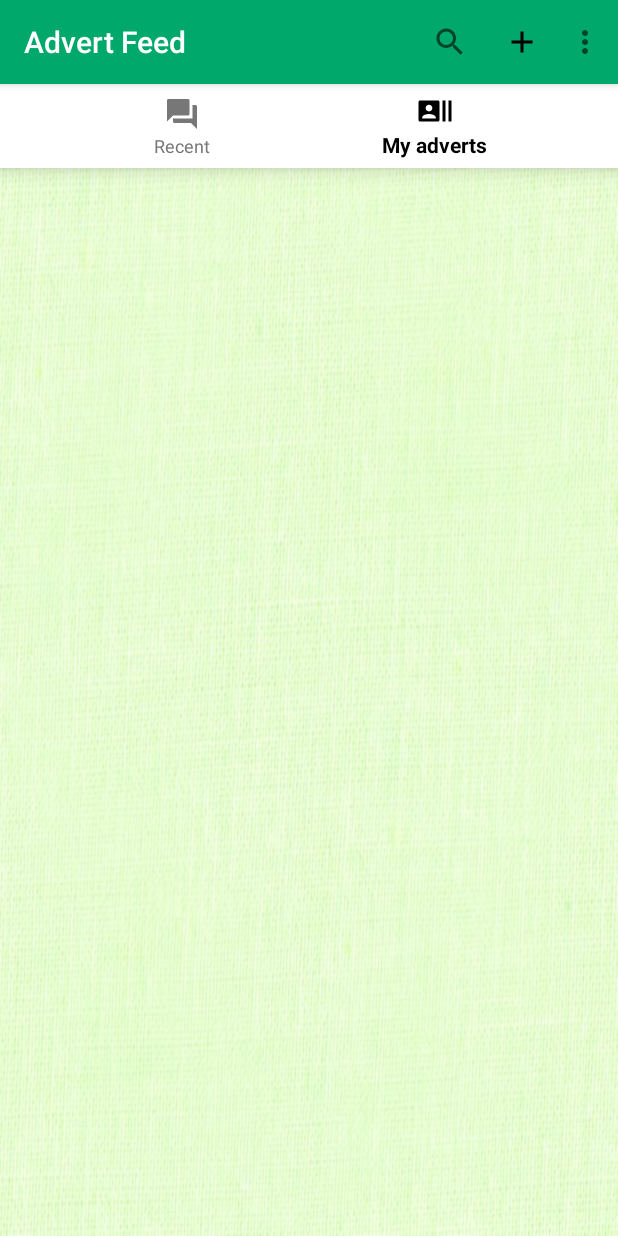
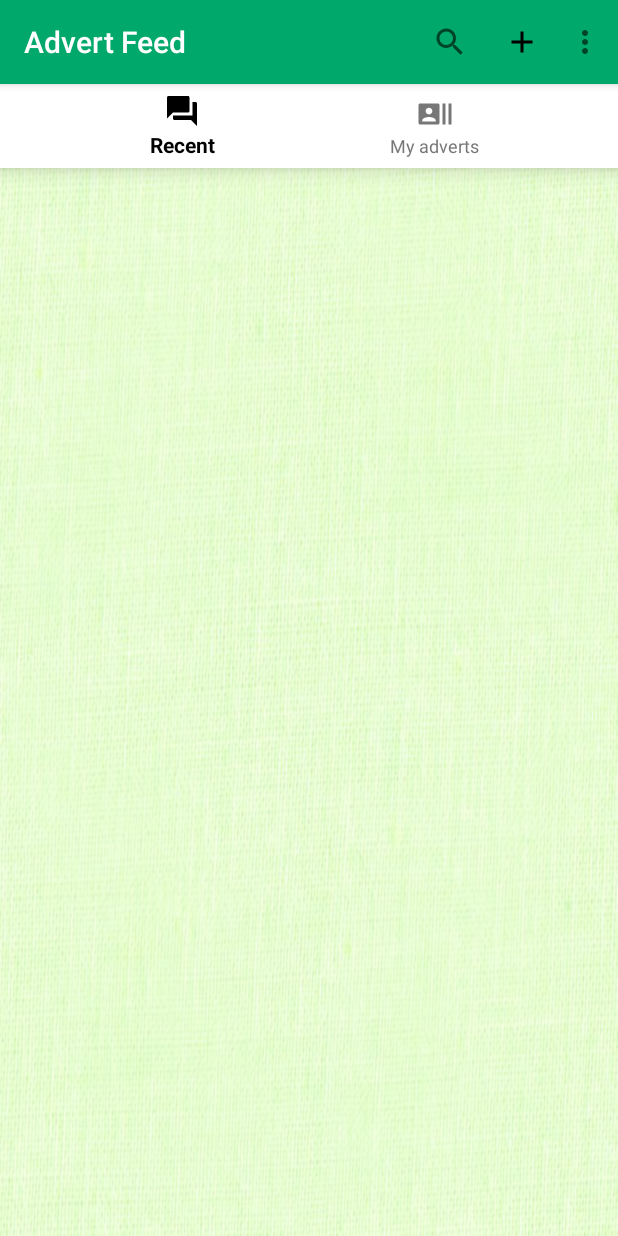
Before and after one commit to fecsk/AdvertProject, an Android app: the screen it shows after launch (MainActivity), item 2 of the bottom bar chosen, on a phone screen of 412 x 824 dp. Run offline under Robolectric (Android 15) with nearby library versions, the phone set to English and light mode, and no system bars; our stand-ins replace Firebase (no records; nobody signed in at launch, a user with empty details on screens opened directly); libraries missing offline, so code that uses them is left out: com.firebase.ui.

```diff
--- a/app/src/main/java/com/example/asus/advertproject/login/ForgotPasswordActivity.java
+++ b/app/src/main/java/com/example/asus/advertproject/login/ForgotPasswordActivity.java
@@ -1,11 +1,13 @@
 package com.example.asus.advertproject.login;
 
 import android.content.Intent;
+import android.os.Build;
 import android.support.annotation.NonNull;
 import android.support.v7.app.AppCompatActivity;
 import android.os.Bundle;
 import android.text.TextUtils;
 import android.view.View;
+import android.view.WindowManager;
 import android.widget.Button;
 import android.widget.EditText;
 import android.widget.Toast;
@@ -23,6 +25,10 @@ public class ForgotPasswordActivity extends AppCompatActivity implements View.On
     protected void onCreate(Bundle savedInstanceState) {
         super.onCreate(savedInstanceState);
         setContentView(R.layout.activity_forgot_password);
+        if (Build.VERSION.SDK_INT >= Build.VERSION_CODES.LOLLIPOP) {
+            getWindow().addFlags(WindowManager.LayoutParams.FLAG_DRAWS_SYSTEM_BAR_BACKGROUNDS);
+            getWindow().setStatusBarColor(getResources().getColor(R.color.colorAction));
+        }
 
         mEmailField = (EditText) findViewById(R.id.et_email);
 
--- a/app/src/main/java/com/example/asus/advertproject/login/LoginActivity.java
+++ b/app/src/main/java/com/example/asus/advertproject/login/LoginActivity.java
@@ -5,12 +5,14 @@ package com.example.asus.advertproject.login;
  */
 
 import android.content.Intent;
+import android.os.Build;
 import android.support.annotation.NonNull;
 import android.support.v7.app.AppCompatActivity;
 import android.os.Bundle;
 import android.text.TextUtils;
 import android.util.Log;
 import android.view.View;
+import android.view.WindowManager;
 import android.widget.Button;
 import android.widget.EditText;
 import android.widget.TextView;
@@ -56,6 +58,10 @@ public class LoginActivity extends AppCompatActivity implements View.OnClickList
     protected void onCreate(Bundle savedInstanceState) {
         super.onCreate(savedInstanceState);
         setContentView(R.layout.activity_login);
+        if (Build.VERSION.SDK_INT >= Build.VERSION_CODES.LOLLIPOP) {
+            getWindow().addFlags(WindowManager.LayoutParams.FLAG_DRAWS_SYSTEM_BAR_BACKGROUNDS);
+            getWindow().setStatusBarColor(getResources().getColor(R.color.colorAction));
+        }
 
         mEmailField = findViewById(R.id.et_email);
         mPasswordField = findViewById(R.id.et_password);
--- a/app/src/main/java/com/example/asus/advertproject/login/RegisterActivity.java
+++ b/app/src/main/java/com/example/asus/advertproject/login/RegisterActivity.java
@@ -6,12 +6,14 @@ package com.example.asus.advertproject.login;
 
 
         import android.content.Intent;
+        import android.os.Build;
         import android.support.annotation.NonNull;
         import android.support.v7.app.AppCompatActivity;
         import android.os.Bundle;
         import android.text.TextUtils;
         import android.util.Log;
         import android.view.View;
+        import android.view.WindowManager;
         import android.widget.Button;
         import android.widget.EditText;
         import android.widget.Toast;
@@ -44,6 +46,10 @@ public class RegisterActivity extends AppCompatActivity implements View.OnClickL
     protected void onCreate(Bundle savedInstanceState) {
         super.onCreate(savedInstanceState);
         setContentView(R.layout.activity_register);
+        if (Build.VERSION.SDK_INT >= Build.VERSION_CODES.LOLLIPOP) {
+            getWindow().addFlags(WindowManager.LayoutParams.FLAG_DRAWS_SYSTEM_BAR_BACKGROUNDS);
+            getWindow().setStatusBarColor(getResources().getColor(R.color.colorAction));
+        }
 
         mFirstNameField = (EditText)findViewById(R.id.et_fName);
         mLastNameField = (EditText)findViewById(R.id.et_lName);
--- a/app/src/main/java/com/example/asus/advertproject/main/MainActivity.java
+++ b/app/src/main/java/com/example/asus/advertproject/main/MainActivity.java
@@ -77,8 +77,18 @@ public class MainActivity extends AppCompatActivity {
                         manager.switchToMainFragment(new AdvertFeedFragment());
                         return true;
                     case R.id.myadverts:
-                        manager.switchToMainFragment(new AdvertFeedFragment());
-                        return true;
+                        if(user != null) {
+                            manager.switchToMainFragment(new AdvertFeedFragment());
+                            return true;
+
+                        }
+                        else{
+                            Toast.makeText(MainActivity.this, "Please log in first!",
+                                    Toast.LENGTH_SHORT).show();
+                            return false;
+                        }
+
+
 
                 }
                 return false;
@@ -114,9 +124,19 @@ public class MainActivity extends AppCompatActivity {
         //noinspection SimplifiableIfStatement
 
         if (id == R.id.Addbutton) {
-            Intent i=new Intent(MainActivity.this,AddActivity.class);
-            startActivity(i);
-            return true;
+
+
+            if(user != null) {
+                Intent i=new Intent(MainActivity.this,AddActivity.class);
+                startActivity(i);
+                return true;
+
+            }
+            else{
+                Toast.makeText(MainActivity.this, "Please log in first!",
+                        Toast.LENGTH_SHORT).show();
+                return false;
+            }
         }
         if (id == R.id.Loginbutton) {
             if(user == null) {
--- a/app/src/main/java/com/example/asus/advertproject/main/SplashScreenActivity.java
+++ b/app/src/main/java/com/example/asus/advertproject/main/SplashScreenActivity.java
@@ -4,11 +4,14 @@ package com.example.asus.advertproject.main;
  * Created by Asus on 2017. 11. 19..
  */
 import android.content.Intent;
+import android.os.Build;
 import android.os.Bundle;
 import android.os.Handler;
 import android.support.annotation.Nullable;
 import android.support.v7.app.AppCompatActivity;
 import android.util.Log;
+import android.view.WindowManager;
+
 import com.example.asus.advertproject.R;
 
 
@@ -21,6 +24,10 @@ public class SplashScreenActivity extends AppCompatActivity{
     protected void onCreate(@Nullable Bundle savedInstanceState) {
         super.onCreate(savedInstanceState);
         setContentView(R.layout.splash_screen);
+        if (Build.VERSION.SDK_INT >= Build.VERSION_CODES.LOLLIPOP) {
+            getWindow().addFlags(WindowManager.LayoutParams.FLAG_DRAWS_SYSTEM_BAR_BACKGROUNDS);
+            getWindow().setStatusBarColor(getResources().getColor(R.color.colorAction));
+        }
 
         new Handler().postDelayed(new Runnable() {
             @Override
--- a/app/src/main/java/com/example/asus/advertproject/model/Advert.java
+++ b/app/src/main/java/com/example/asus/advertproject/model/Advert.java
@@ -22,11 +22,12 @@ public class Advert implements Parcelable {
     public ArrayList<String> photos;
     public double latitude;
     public double longitude;
+    public int  hidden; // 0=false, 1=true
 
     public Advert()
     {};
 
-    public Advert(String title, String description, String creatorid,  String timestamp, double latitude, double longitude, String photoURL, String creator_photo_URL, ArrayList<String> photos) {
+    public Advert(String title, String description, String creatorid,  String timestamp, double latitude, double longitude, String photoURL, String creator_photo_URL, ArrayList<String> photos,int hidden) {
         this.title = title;
         this.description = description;
         this.creatorid = creatorid;
@@ -36,6 +37,7 @@ public class Advert implements Parcelable {
         this.photoURL = photoURL;
         this.creator_photo_URL=creator_photo_URL;
         this.photos=photos;
+        this.hidden=hidden;
         }
 
 
@@ -49,6 +51,7 @@ public class Advert implements Parcelable {
         this.photoURL =in.readString();
         this.creator_photo_URL=in.readString();
         this.photos = (ArrayList<String>) in.readSerializable();
+        this.hidden=in.readInt();
     }
 
     public static final Creator<Advert> CREATOR = new Creator<Advert>() {
@@ -79,6 +82,7 @@ public class Advert implements Parcelable {
         parcel.writeString(photoURL);
         parcel.writeString(creator_photo_URL);
         parcel.writeSerializable(photos);
+        parcel.writeInt(hidden);
     }
 
     public String getTitle() {
--- a/app/src/main/res/layout/activity_view_profile.xml
+++ b/app/src/main/res/layout/activity_view_profile.xml
@@ -14,12 +14,15 @@
         android:textColor="@color/colorDarkBlue"
         android:layout_centerHorizontal="true"
         android:textSize="35sp"/>
+
     <ImageView
+        android:id="@+id/profileIV"
         android:layout_width="wrap_content"
         android:layout_height="156dp"
         android:layout_marginLeft="3dp"
         android:layout_marginRight="3dp"
         android:layout_marginTop="60dp"
+        android:layout_centerHorizontal="true"
         android:src="@drawable/advertapplogo" />
     <TextView
         android:layout_width="wrap_content"
```
Also changed, not shown: app/src/main/java/com/example/asus/advertproject/advertfeed/AddActivity.java (+6 -1 lines), app/src/main/java/com/example/asus/advertproject/model/User.java (+9 -0 lines), app/src/main/java/com/example/asus/advertproject/profile/ViewProfileActivity.java (+7 -0 lines).
